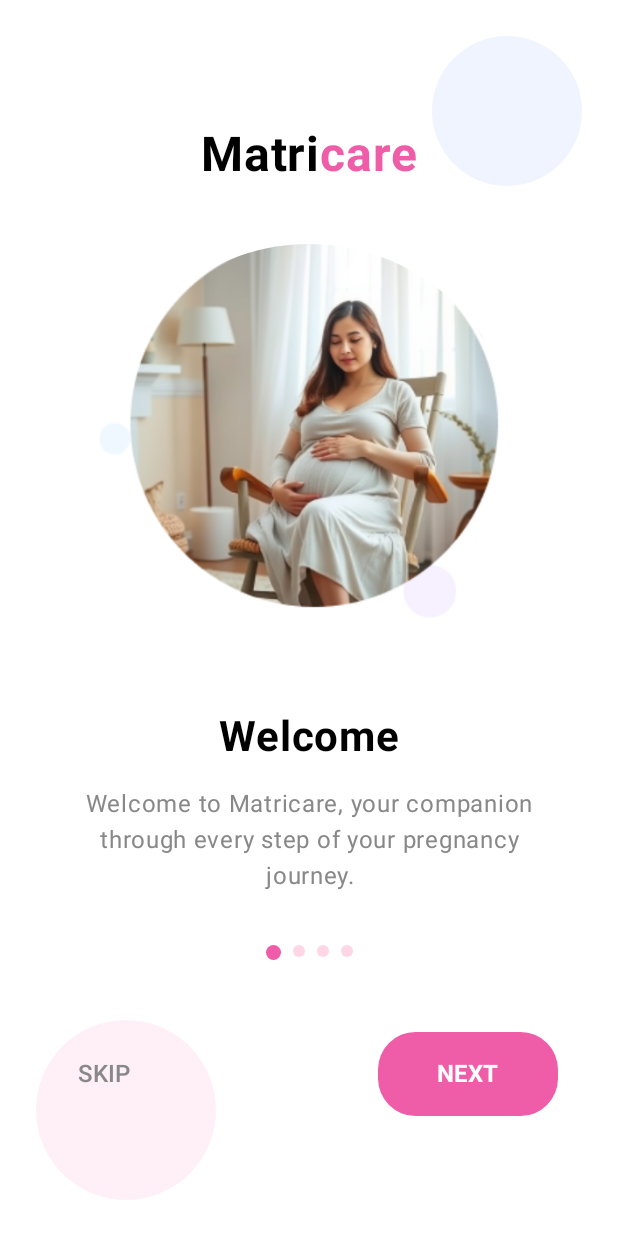
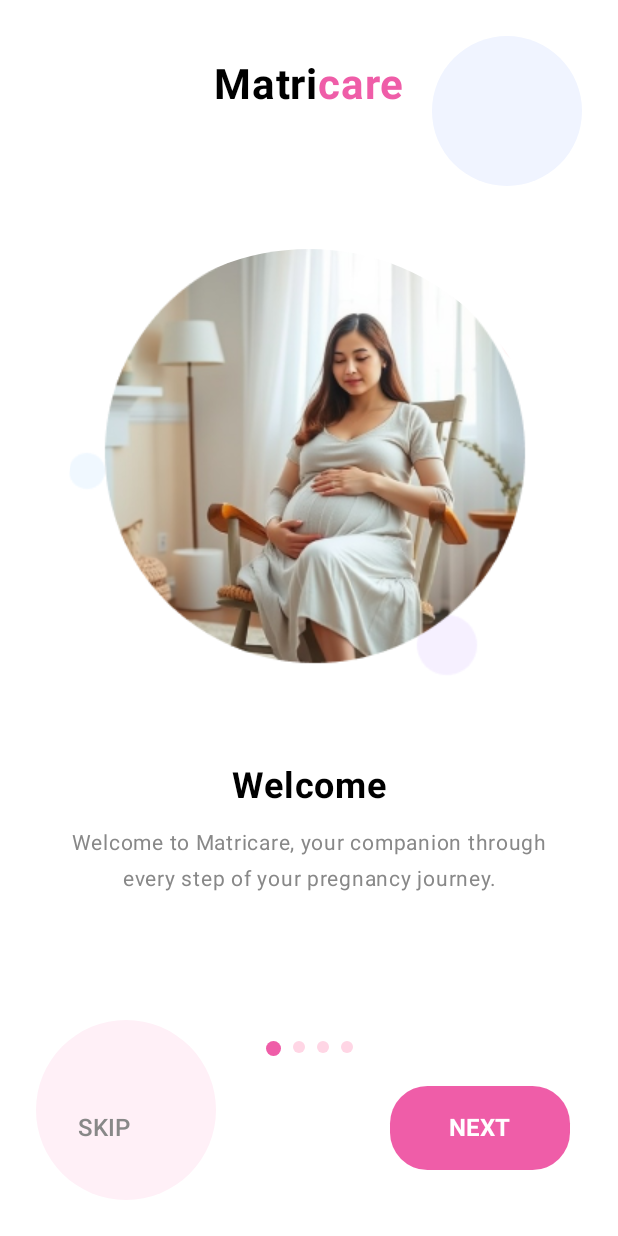
Before and after one commit to Humble-Coders/MatriCareFinal, an Android app built with Jetpack Compose: the composable WelcomeScreenThree called with empty values, on a phone screen of 412 x 824 dp. Run offline under Robolectric (Android 15) with nearby library versions, the phone set to English and light mode, and no system bars.

Commit message:
UI fixes

```diff
--- a/app/build.gradle.kts
+++ b/app/build.gradle.kts
@@ -23,8 +23,8 @@ android {
         applicationId = "com.humblecoders.matricareog"
         minSdk = 26
         targetSdk = 35
-        versionCode = 2
-        versionName = "1.0.1"
+        versionCode = 3
+        versionName = "1.0.3"
 
         testInstrumentationRunner = "androidx.test.runner.AndroidJUnitRunner"
 
--- a/app/src/main/java/com/humblecoders/matricareog/screens/welcomeScreens/WelcomeScreenThree.kt
+++ b/app/src/main/java/com/humblecoders/matricareog/screens/welcomeScreens/WelcomeScreenThree.kt
@@ -59,67 +59,74 @@ fun WelcomeScreenThree(
         )
 
         Column(
-            modifier = Modifier
-                .fillMaxSize(),
-            horizontalAlignment = Alignment.CenterHorizontally,
-            verticalArrangement = Arrangement.SpaceBetween // <-- replaces Spacer for vertical spacing
-        ) {
-            // Top Section
-            Column(
+            modifier = Modifier.fillMaxSize(),
             horizontalAlignment = Alignment.CenterHorizontally
         ) {
+            // Top section - Logo (fixed at top)
             Row(
                 verticalAlignment = Alignment.CenterVertically,
-                    modifier = Modifier.padding(top = 60.dp, bottom = 40.dp)
+                modifier = Modifier
+                    .fillMaxWidth()
+                    .padding(top = 16.dp, bottom = 8.dp),
+                horizontalArrangement = Arrangement.Center
             ) {
                 Text(
                     text = "Matri",
-                        fontSize = 32.sp,
+                    fontSize = 28.sp,
                     fontWeight = FontWeight.Bold,
                     color = Color.Black
                 )
                 Text(
                     text = "care",
-                        fontSize = 32.sp,
+                    fontSize = 28.sp,
                     fontWeight = FontWeight.Bold,
                     color = pinkColor
                 )
             }
 
+            // Middle section - Image and text (centered, takes available space)
+            Column(
+                modifier = Modifier
+                    .weight(1f, fill = true)
+                    .fillMaxWidth(),
+                horizontalAlignment = Alignment.CenterHorizontally,
+                verticalArrangement = Arrangement.Center
+            ) {
                 Image(
                     painter = painterResource(id = R.drawable.welcomescreen03),
                     contentDescription = "Pregnant woman",
                     modifier = Modifier
-                        .size(280.dp)
+                        .sizeIn(maxWidth = 320.dp, maxHeight = 320.dp)
                         .clip(CircleShape),
                     contentScale = ContentScale.Crop
                 )
 
                 Text(
                     text = "Welcome",
-                    fontSize = 28.sp,
+                    fontSize = 24.sp,
                     fontWeight = FontWeight.Bold,
                     color = Color.Black,
-                    modifier = Modifier.padding(top = 32.dp)
+                    modifier = Modifier.padding(top = 24.dp)
                 )
 
                 Text(
                     text = "Welcome to Matricare, your companion through every step of your pregnancy journey.",
-                    fontSize = 16.sp,
+                    fontSize = 14.sp,
                     color = Color.Gray,
                     textAlign = TextAlign.Center,
-                    modifier = Modifier
-                        .padding(horizontal = 16.dp, vertical = 16.dp)
+                    modifier = Modifier.padding(horizontal = 16.dp, vertical = 12.dp)
                 )
             }
 
-            // Bottom Section
+            // Bottom section - Dots and buttons (fixed at bottom, always visible)
             Column(
                 horizontalAlignment = Alignment.CenterHorizontally,
-                modifier = Modifier.padding(bottom = 32.dp) // Add extra bottom padding
+                modifier = Modifier
+                    .fillMaxWidth()
+                    .padding(bottom = 16.dp)
             ) {
                 Row(
-                    modifier = Modifier.padding(bottom = 24.dp),
+                    modifier = Modifier.padding(bottom = 16.dp),
                     horizontalArrangement = Arrangement.spacedBy(8.dp)
                 ) {
                     repeat(4) { index ->
@@ -135,13 +142,13 @@ fun WelcomeScreenThree(
                 Row(
                     modifier = Modifier
                         .fillMaxWidth()
-                        .padding(horizontal = 8.dp, vertical = 16.dp), // Add vertical padding
+                        .padding(horizontal = 8.dp),
                     horizontalArrangement = Arrangement.SpaceBetween,
                     verticalAlignment = Alignment.CenterVertically
                 ) {
                     TextButton(
                         onClick = onSkipClicked,
-                        modifier = Modifier.padding(8.dp) // Add button padding
+                        modifier = Modifier.padding(8.dp)
                     ) {
                         Text(
                             text = "SKIP",
@@ -151,14 +158,11 @@ fun WelcomeScreenThree(
                         )
                     }
 
-                    Box(
-                        modifier = Modifier.padding(8.dp) // Move padding to container
-                    ) {
                     Button(
                         onClick = onNextClicked,
                         modifier = Modifier
                             .width(120.dp)
-                                .height(56.dp), // Increase height for better text clearance
+                            .height(56.dp),
                         colors = ButtonDefaults.buttonColors(
                             containerColor = pinkColor
                         ),
@@ -177,4 +181,3 @@ fun WelcomeScreenThree(
         }
     }
 }
-}
```
Also changed, not shown: app/src/main/java/com/humblecoders/matricareog/screens/HomeScreen.kt (+2 -36 lines), app/src/main/java/com/humblecoders/matricareog/screens/welcomeScreens/WelcomeScreenOne.kt (+28 -23 lines), app/src/main/java/com/humblecoders/matricareog/screens/welcomeScreens/WelcomeScreenTwo.kt (+28 -24 lines). Lines whose indentation alone changed are shown as unchanged.
